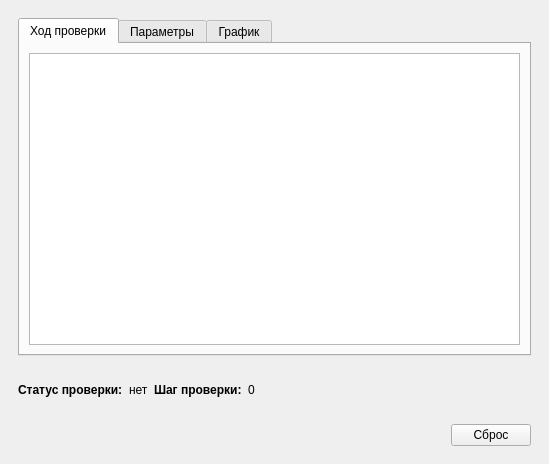
Old version of the form mainwindow.ui in the repository io2357911/tqma335x-panel.
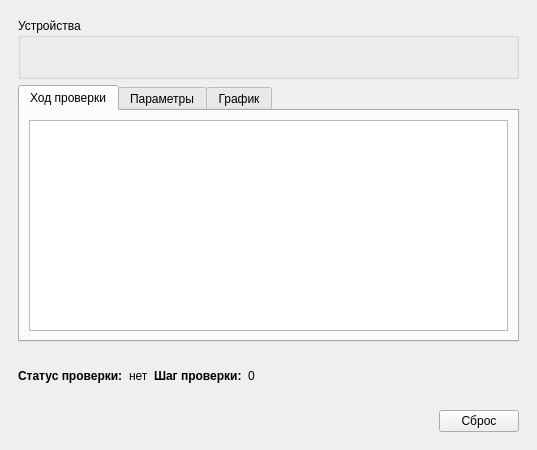
New version of the form. Custom widgets are drawn as their Qt base class.

```diff
--- a/mainwindow.ui
+++ b/mainwindow.ui
@@ -6,8 +6,8 @@
    <rect>
     <x>0</x>
     <y>0</y>
-    <width>549</width>
-    <height>464</height>
+    <width>537</width>
+    <height>450</height>
    </rect>
   </property>
   <property name="sizePolicy">
@@ -24,7 +24,30 @@
     <item row="0" column="0">
      <widget class="QWidget" name="widget" native="true">
       <layout class="QGridLayout" name="gridLayout">
-       <item row="0" column="0" colspan="2">
+       <item row="0" column="0">
+        <widget class="QGroupBox" name="groupBox">
+         <property name="title">
+          <string>Устройства</string>
+         </property>
+         <layout class="QHBoxLayout" name="hlDevices">
+          <item>
+           <spacer name="horizontalSpacer">
+            <property name="orientation">
+             <enum>Qt::Horizontal</enum>
+            </property>
+            <property name="sizeHint" stdset="0">
+             <size>
+              <width>474</width>
+              <height>20</height>
+             </size>
+            </property>
+           </spacer>
+          </item>
+         </layout>
+         <zorder>horizontalSpacer</zorder>
+        </widget>
+       </item>
+       <item row="1" column="0">
         <widget class="QTabWidget" name="tabWidget">
          <property name="currentIndex">
           <number>0</number>
```
